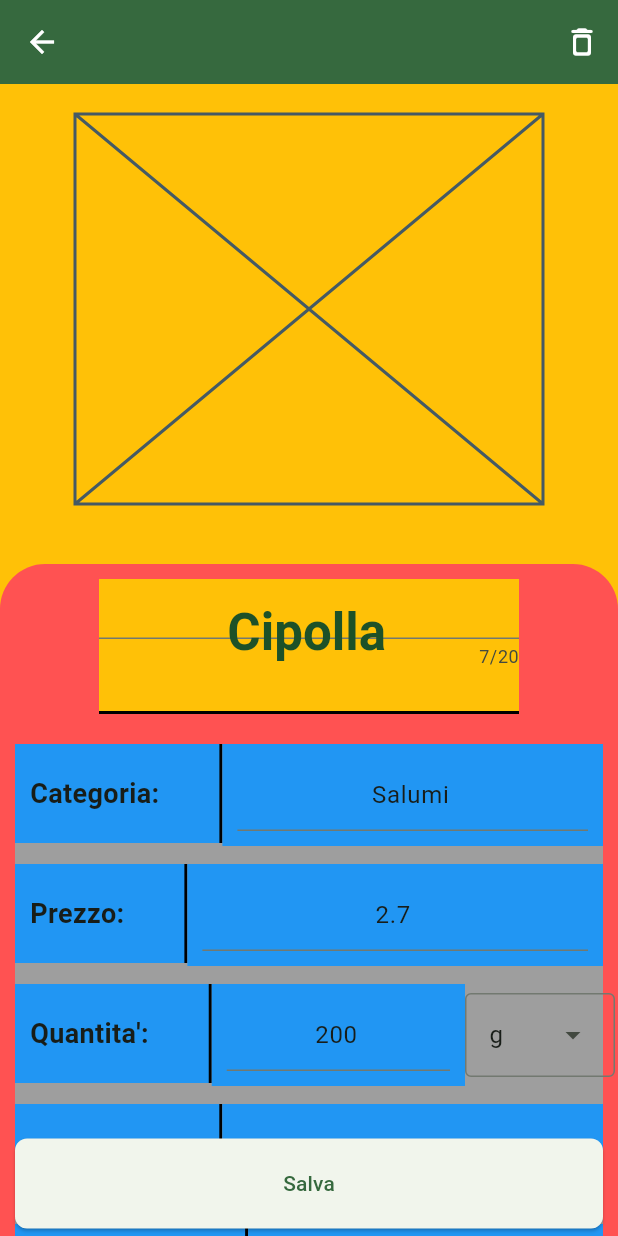
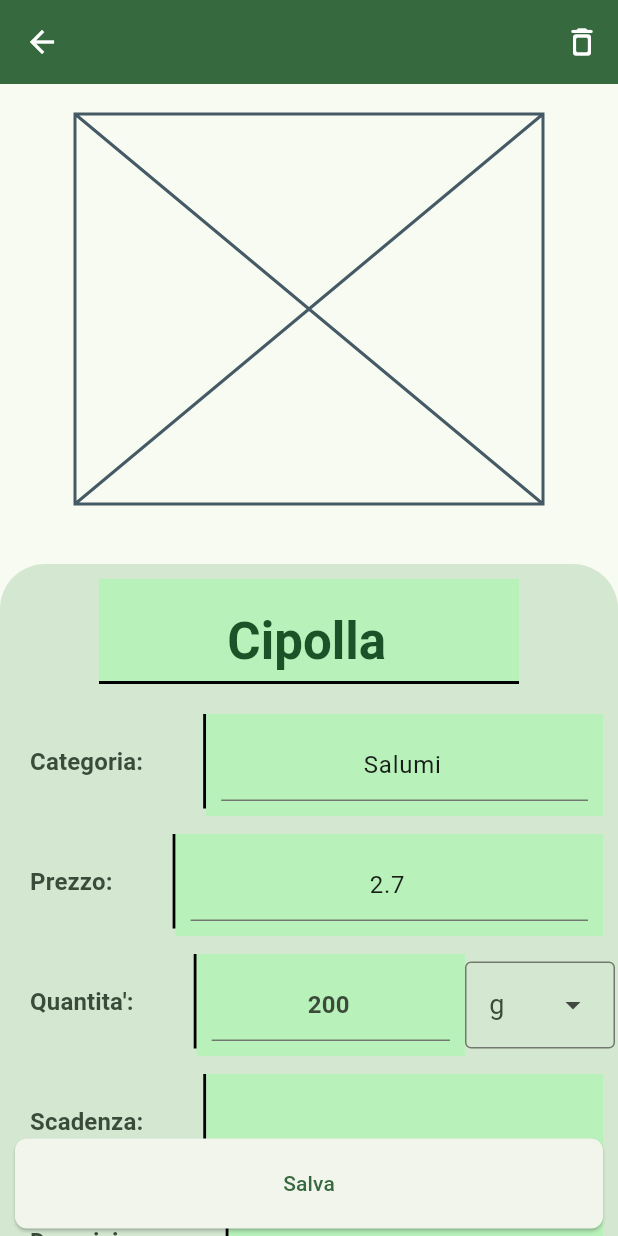
Before and after one commit to E-d-o/FoodPlan, a Flutter app: the SingleListPage screen opened directly, after a tap on "Cipolla", on a phone screen of 412 x 824 dp. Run offline on Flutter 3.47's test engine with Material 3 defaults, Android fonts, the phone set to English and light mode, and no system bars.

Commit message:
theming of modify page and ondismissed popup menu

```diff
--- a/lib/components/editable_title.dart
+++ b/lib/components/editable_title.dart
@@ -41,9 +41,11 @@ class EditableTitle<T extends Editable> extends StatelessWidget {
               cursorColor: Theme.of(context).colorScheme.onPrimary,
               enableInteractiveSelection: false,
               textAlign: textAlign,
+              textAlignVertical: TextAlignVertical.center,
               decoration: InputDecoration(
-                //TODO: do better decoration for editableTitle when clicked
+                border: InputBorder.none,
                 contentPadding: EdgeInsets.zero,
+                counterText: "",
                 isCollapsed: false,
               ),
 
--- a/lib/components/modify_list_property.dart
+++ b/lib/components/modify_list_property.dart
@@ -19,19 +19,26 @@ class ModifyListProperty extends StatelessWidget {
         Container(
           padding: EdgeInsets.only(top: 20, bottom: 20, left: 10, right: 40),
           decoration: BoxDecoration(
-            color: Colors.blue,
+            color: Theme.of(context).colorScheme.secondaryContainer,
             border: BoxBorder.fromLTRB(
               right: BorderSide(color: Colors.black, width: 2),
             ),
           ),
-          child: Text("$propertyName:"),
+          child: Text(
+            "$propertyName:",
+            style: (Theme.of(context).textTheme.titleSmall)!.copyWith(
+              color: Theme.of(context).colorScheme.onSecondaryContainer,
+            ),
+          ),
         ),
 
         Expanded(
           child: Container(
             height: fieldHeight,
             padding: EdgeInsets.all(10),
-            decoration: BoxDecoration(color: Colors.blue),
+            decoration: BoxDecoration(
+              color: Theme.of(context).colorScheme.primaryContainer,
+            ),
             child: widget,
           ),
         ),
--- a/lib/components/single_properties/quantity_property.dart
+++ b/lib/components/single_properties/quantity_property.dart
@@ -43,6 +43,9 @@ class QuantityProperty extends StatelessWidget {
           child: ModifyListProperty(
             propertyName: quantityProperty,
             widget: TextField(
+              style: (Theme.of(context).textTheme.titleSmall)!.copyWith(
+                color: Theme.of(context).colorScheme.onSecondaryContainer,
+              ),
               controller: controller,
               keyboardType: TextInputType.number,
               textAlign: TextAlign.center,
@@ -67,7 +70,9 @@ class QuantityProperty extends StatelessWidget {
         ),
         DropdownMenu(
           width: 100,
-
+          textStyle: (Theme.of(context).textTheme.bodyMedium)!.copyWith(
+            color: Theme.of(context).colorScheme.onSecondaryContainer,
+          ),
           initialSelection:
               singleListManager.getProperty(
                 id,
--- a/lib/notifiers/single_list_manager.dart
+++ b/lib/notifiers/single_list_manager.dart
@@ -139,6 +139,7 @@ class SingleListManager extends Editable {
       title: title,
       isBeingEdited: true,
     );
+    _tempProperties[listId] = _properties[listId]!.copy();
   }
 
   void addNewItem(String title) {
@@ -151,6 +152,7 @@ class SingleListManager extends Editable {
 
   void _removeProperty(String listId) {
     _properties.remove(listId);
+    _tempProperties.remove(listId);
   }
 
   void _addExistingItemToList(String listId, List<ListItem> list) {
@@ -196,7 +198,11 @@ class SingleListManager extends Editable {
 
   @override // since title is always editable will always return true
   bool getEditStatus(String id) {
-    return getProperty(id, SingleListProperty.isBeingEdited);
+    if (_isListInProperties(id)) {
+      return getProperty(id, SingleListProperty.isBeingEdited);
+    } else {
+      return true;
+    }
   }
 
   void _addNewTitle(String listId, String newTitle) {
--- a/lib/pages/main.dart
+++ b/lib/pages/main.dart
@@ -27,15 +27,16 @@ class MyApp extends StatelessWidget {
       theme: ThemeData(
         fontFamily: "Roboto",
         textTheme: TextTheme(
-          bodyMedium: TextStyle(fontSize: 18, fontWeight: FontWeight.w600),
+          bodyMedium: TextStyle(fontSize: 18, fontWeight: FontWeight.w400),
           titleMedium: TextStyle(fontSize: 30, fontWeight: FontWeight.bold),
           titleLarge: TextStyle(fontSize: 34, fontWeight: FontWeight.bold),
           labelMedium: TextStyle(fontSize: 14, fontWeight: FontWeight.w400),
+          titleSmall: TextStyle(fontSize: 16, fontWeight: FontWeight.bold),
         ),
 
         colorScheme: colorScheme,
         splashColor: colorScheme.onPrimary,
-        scaffoldBackgroundColor: colorScheme.primaryContainer,
+        scaffoldBackgroundColor: null,
         appBarTheme: AppBarTheme(
           backgroundColor: colorScheme.primary,
           foregroundColor: colorScheme.onPrimary,
--- a/lib/pages/modify_list_item_page.dart
+++ b/lib/pages/modify_list_item_page.dart
@@ -47,11 +47,14 @@ class _ModifyListItemPageState extends State<ModifyListItemPage> {
         actions: [
           IconButton(
             onPressed: () {
+              Navigator.pop(
+                context,
+              ); //ATTENZIONE AL REBUILD DEL EDITABLETITLE PRIMA DEL POP, CAUSA ERRORI PERCHE REBUILDA ANCHE SE ID E' ELIMINATO
               singleListManager.removeItem(widget.id);
+
               ScaffoldMessenger.of(
                 context,
               ).showSnackBar(SnackBar(content: Text("Eliminato")));
-              Navigator.pop(context);
             },
             icon: Icon(Icons.delete_outline_rounded),
           ),
@@ -96,7 +99,7 @@ class _ModifyListItemPageState extends State<ModifyListItemPage> {
     return SingleChildScrollView(
       child: Container(
         padding: EdgeInsets.only(bottom: 100),
-        color: Colors.amber,
+
         child: Column(
           spacing: 20,
           children: [
@@ -104,7 +107,9 @@ class _ModifyListItemPageState extends State<ModifyListItemPage> {
             Container(
               padding: EdgeInsets.all(10),
               decoration: BoxDecoration(
-                color: Colors.redAccent, //Background
+                color: Theme.of(
+                  context,
+                ).colorScheme.secondaryContainer, //Background
                 borderRadius: BorderRadius.circular(30),
               ),
               child: Column(
@@ -117,8 +122,6 @@ class _ModifyListItemPageState extends State<ModifyListItemPage> {
                   SizedBox(height: 20),
                   Container(
                     decoration: BoxDecoration(
-                      color: Colors.grey,
-
                       borderRadius: BorderRadius.only(
                         topLeft: Radius.circular(30),
                         topRight: Radius.circular(30),
@@ -126,6 +129,7 @@ class _ModifyListItemPageState extends State<ModifyListItemPage> {
                     ),
                     child: Properties(id: widget.id),
                   ),
+                  SizedBox(height: 300),
                 ],
               ),
             ),
@@ -167,14 +171,13 @@ class ModifyTitle extends StatelessWidget {
       mainAxisAlignment: MainAxisAlignment.center,
       children: [
         Container(
-          height: 90,
+          height: 70,
           decoration: BoxDecoration(
-            color: Colors.amber,
+            color: Theme.of(context).colorScheme.primaryContainer,
             border: Border(bottom: BorderSide(color: Colors.black, width: 2.0)),
           ),
           child: Center(
             child: EditableTitle<SingleListManager>(
-              //TODO:save on title also
               textEditingController: controller,
               id: widget.id,
               context: context,
```
Also changed, not shown: lib/components/list_item.dart (+26 -4 lines).
